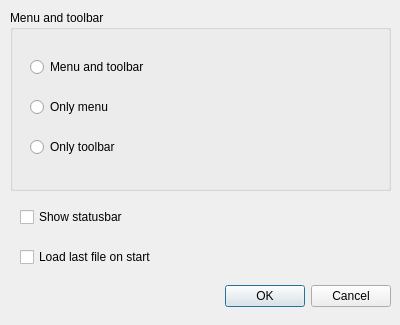
moose-kazan/qbr, file src/qbrsettingsdialog.ui: the form before one commit.
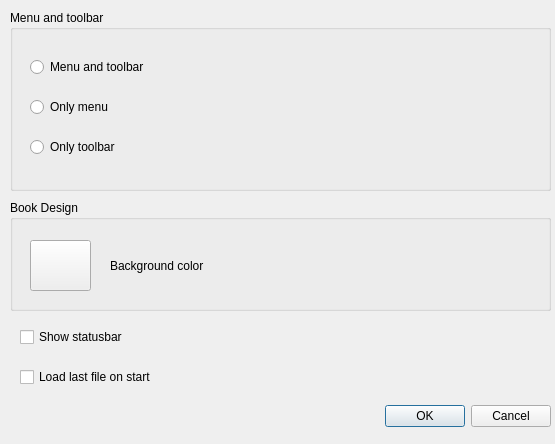
The form after the commit.

Commit message: Support for change book background color

Patch:
```diff
--- a/src/qbrsettingsdialog.ui
+++ b/src/qbrsettingsdialog.ui
@@ -6,8 +6,8 @@
    <rect>
     <x>0</x>
     <y>0</y>
-    <width>400</width>
-    <height>325</height>
+    <width>555</width>
+    <height>444</height>
    </rect>
   </property>
   <property name="sizePolicy">
@@ -25,8 +25,8 @@
   <widget class="QDialogButtonBox" name="buttonBox">
    <property name="geometry">
     <rect>
-     <x>50</x>
-     <y>280</y>
+     <x>210</x>
+     <y>400</y>
      <width>341</width>
      <height>32</height>
     </rect>
@@ -43,7 +43,7 @@
     <rect>
      <x>10</x>
      <y>10</y>
-     <width>381</width>
+     <width>541</width>
      <height>181</height>
     </rect>
    </property>
@@ -55,7 +55,7 @@
      <rect>
       <x>20</x>
       <y>40</y>
-      <width>351</width>
+      <width>511</width>
       <height>34</height>
      </rect>
     </property>
@@ -68,7 +68,7 @@
      <rect>
       <x>20</x>
       <y>80</y>
-      <width>351</width>
+      <width>511</width>
       <height>34</height>
      </rect>
     </property>
@@ -81,7 +81,7 @@
      <rect>
       <x>20</x>
       <y>120</y>
-      <width>351</width>
+      <width>511</width>
       <height>34</height>
      </rect>
     </property>
@@ -94,8 +94,8 @@
    <property name="geometry">
     <rect>
      <x>20</x>
-     <y>200</y>
-     <width>371</width>
+     <y>320</y>
+     <width>521</width>
      <height>34</height>
     </rect>
    </property>
@@ -107,8 +107,8 @@
    <property name="geometry">
     <rect>
      <x>20</x>
-     <y>240</y>
-     <width>371</width>
+     <y>360</y>
+     <width>521</width>
      <height>34</height>
     </rect>
    </property>
@@ -116,6 +116,45 @@
     <string>Load last file on start</string>
    </property>
   </widget>
+  <widget class="QGroupBox" name="groupBox_2">
+   <property name="geometry">
+    <rect>
+     <x>10</x>
+     <y>200</y>
+     <width>541</width>
+     <height>111</height>
+    </rect>
+   </property>
+   <property name="title">
+    <string>Book Design</string>
+   </property>
+   <widget class="QPushButton" name="bgColorButton">
+    <property name="geometry">
+     <rect>
+      <x>20</x>
+      <y>40</y>
+      <width>61</width>
+      <height>51</height>
+     </rect>
+    </property>
+    <property name="text">
+     <string/>
+    </property>
+   </widget>
+   <widget class="QLabel" name="bgColorLabel">
+    <property name="geometry">
+     <rect>
+      <x>100</x>
+      <y>50</y>
+      <width>421</width>
+      <height>31</height>
+     </rect>
+    </property>
+    <property name="text">
+     <string>Background color</string>
+    </property>
+   </widget>
+  </widget>
  </widget>
  <resources/>
  <connections>
```
Left out of the diff: 22 changed lines with no effect on the pictures. The commit also changes 11 other files.
